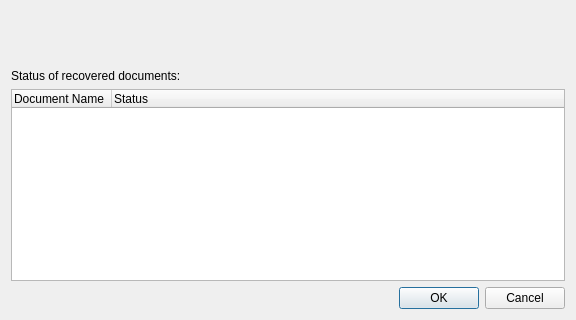
berndhahnebach/All_FreeCAD, file src/Gui/DocumentRecovery.ui: the form before one commit; both pictures show x 0 to 576 and y 175 to 495 of the 576 by 495 pixel window.
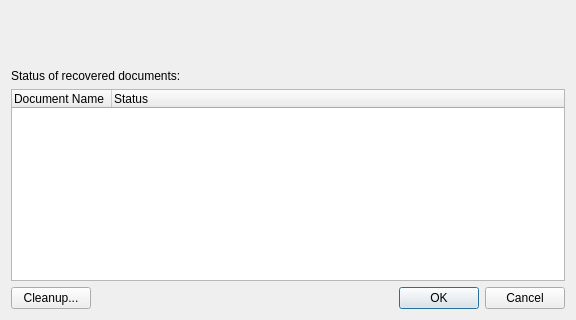
The form after the commit.

Commit message: + add clean-up function to recovery dialog

Patch:
```diff
--- a/src/Gui/DocumentRecovery.ui
+++ b/src/Gui/DocumentRecovery.ui
@@ -14,7 +14,7 @@
    <string>Document Recovery</string>
   </property>
   <layout class="QGridLayout" name="gridLayout">
-   <item row="0" column="0">
+   <item row="0" column="0" colspan="2">
     <spacer name="verticalSpacer_2">
      <property name="orientation">
       <enum>Qt::Vertical</enum>
@@ -27,7 +27,7 @@
      </property>
     </spacer>
    </item>
-   <item row="1" column="0">
+   <item row="1" column="0" colspan="2">
     <widget class="QLabel" name="label">
      <property name="text">
       <string>Press 'Start Recovery' to start the recovery process of the doument listed below.
@@ -36,7 +36,7 @@
      </property>
     </widget>
    </item>
-   <item row="2" column="0">
+   <item row="2" column="0" colspan="2">
     <spacer name="verticalSpacer">
      <property name="orientation">
       <enum>Qt::Vertical</enum>
@@ -49,15 +49,18 @@
      </property>
     </spacer>
    </item>
-   <item row="3" column="0">
+   <item row="3" column="0" colspan="2">
     <widget class="QLabel" name="label_2">
      <property name="text">
       <string>Status of recovered documents:</string>
      </property>
     </widget>
    </item>
-   <item row="4" column="0">
+   <item row="4" column="0" colspan="2">
     <widget class="QTreeWidget" name="treeWidget">
+     <property name="selectionMode">
+      <enum>QAbstractItemView::ExtendedSelection</enum>
+     </property>
      <column>
       <property name="text">
        <string>Document Name</string>
@@ -71,6 +74,16 @@
     </widget>
    </item>
    <item row="5" column="0">
+    <widget class="QPushButton" name="buttonCleanup">
+     <property name="enabled">
+      <bool>true</bool>
+     </property>
+     <property name="text">
+      <string>Cleanup...</string>
+     </property>
+    </widget>
+   </item>
+   <item row="5" column="1">
     <widget class="QDialogButtonBox" name="buttonBox">
      <property name="orientation">
       <enum>Qt::Horizontal</enum>
```
The commit also changes 3 other files.
